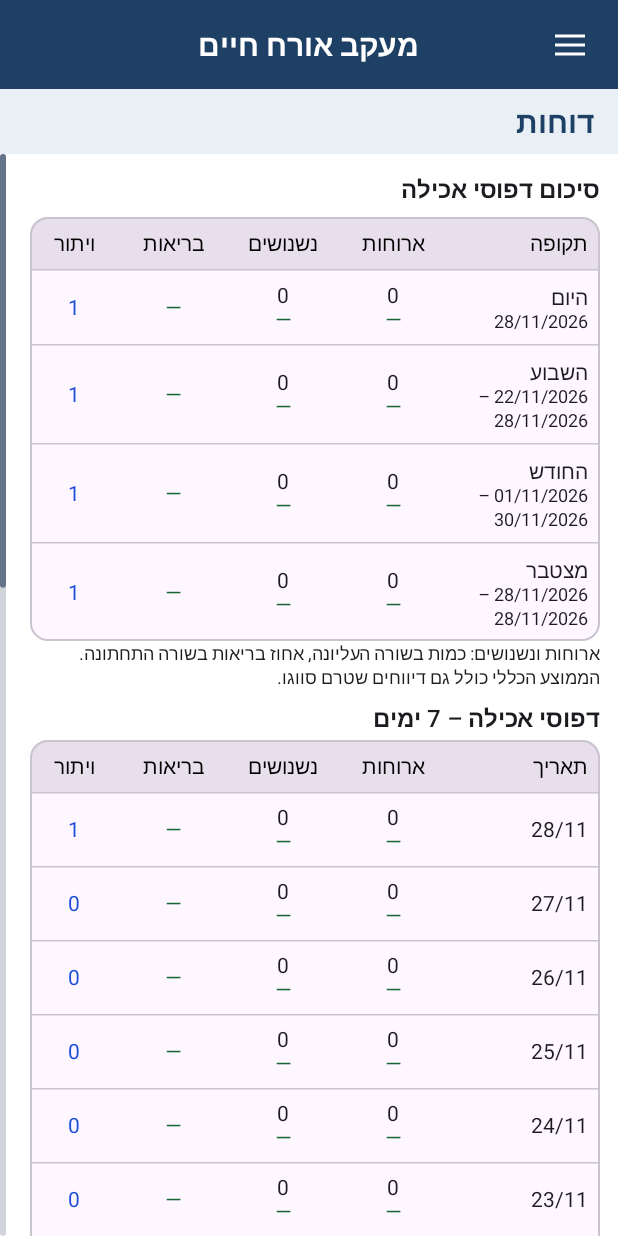
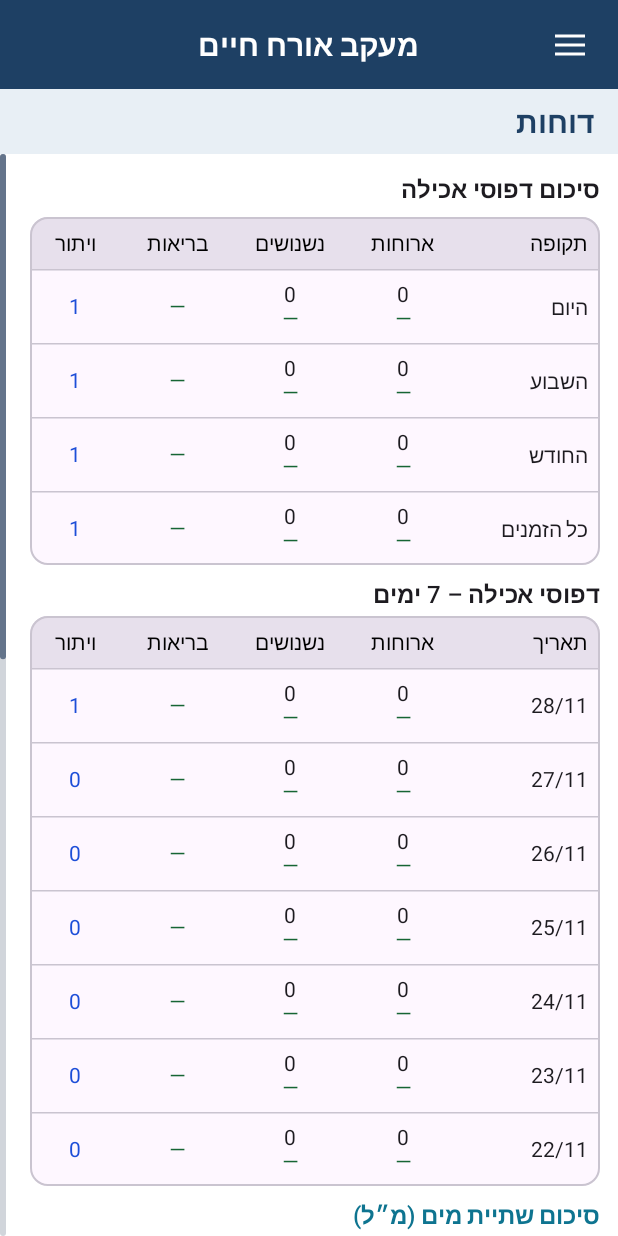
Before and after one commit to shabydevelop-code/LifeTrack, an Android app built with Jetpack Compose: the ReportsScreen screen opened through its navigation route, on a phone screen of 412 x 824 dp. Run offline under Robolectric (Android 15) with nearby library versions, the phone set to English and light mode, and no system bars.

Commit message:
Simplify eating period summary and clarify all-time label

```diff
--- a/shared/src/commonMain/kotlin/com/shabydevelop/eattrack/PeriodRows.kt
+++ b/shared/src/commonMain/kotlin/com/shabydevelop/eattrack/PeriodRows.kt
@@ -6,5 +6,5 @@ fun EatingReport.periodRows(includeToday: Boolean): List<PeriodRow> = listOf(
     PeriodRow("היום", todayLabel, listOf(healthyToday, today, avoidedToday), foodToday),
     PeriodRow("השבוע", weekLabel, listOf(healthyWeek, week, avoidedWeek), foodWeek),
     PeriodRow("החודש", monthLabel, listOf(healthyMonth, month, avoidedMonth), foodMonth),
-    PeriodRow("מצטבר", totalLabel, listOf(healthyTotal, total, avoidedTotal), foodTotal)
+    PeriodRow("כל הזמנים", totalLabel, listOf(healthyTotal, total, avoidedTotal), foodTotal)
 ).let { if (includeToday) it else it.drop(1) }
--- a/shared/src/commonMain/kotlin/com/shabydevelop/eattrack/ReportTable.kt
+++ b/shared/src/commonMain/kotlin/com/shabydevelop/eattrack/ReportTable.kt
@@ -85,7 +85,7 @@ private fun FoodGroup.percentText(): String = average?.let { "$it%" } ?: "—"
 
 @Composable
 fun PeriodTable(rows: List<PeriodRow>, showRanges: Boolean, firstLabel: String = "תקופה") {
-    val weights = listOf(1.4f, 1f, 1f, 1f, 0.8f)
+    val weights = listOf(1.25f, 1f, 1f, 1f, 0.8f)
     val labels = listOf(firstLabel, "ארוחות", "נשנושים", "בריאות", "ויתור")
     val neutral = MaterialTheme.colorScheme.onSurface
     TableFrame {
@@ -112,7 +112,6 @@ fun PeriodTable(rows: List<PeriodRow>, showRanges: Boolean, firstLabel: String =
             }
         }
     }
-    Text("ארוחות ונשנושים: כמות בשורה העליונה, אחוז בריאות בשורה התחתונה. הממוצע הכללי כולל גם דיווחים שטרם סווגו.", style = UiTypography.supporting)
 }
 
 private data class DailySummaryRow(val label: String, val value: String, val color: Color, val health: String? = null, val combined: Boolean = false)
--- a/shared/src/commonMain/kotlin/com/shabydevelop/eattrack/ReportsScreen.kt
+++ b/shared/src/commonMain/kotlin/com/shabydevelop/eattrack/ReportsScreen.kt
@@ -16,7 +16,7 @@ fun ReportsScreen(report: EatingReport, error: Boolean) {
         verticalArrangement = Arrangement.spacedBy(UiSpacing.normal)) {
         if (error) item { Text("לא ניתן לטעון נתונים", color = MaterialTheme.colorScheme.error, modifier = Modifier.semantics { liveRegion = LiveRegionMode.Polite }) }
         item { SectionHeader("סיכום דפוסי אכילה") }
-        item { PeriodTable(report.periodRows(true), true) }
+        item { PeriodTable(report.periodRows(true), false) }
         item { EatingChart(report.days) }
         item { WaterSummary(report.water) }
         item { WaterChart(report.water.days) }
```
